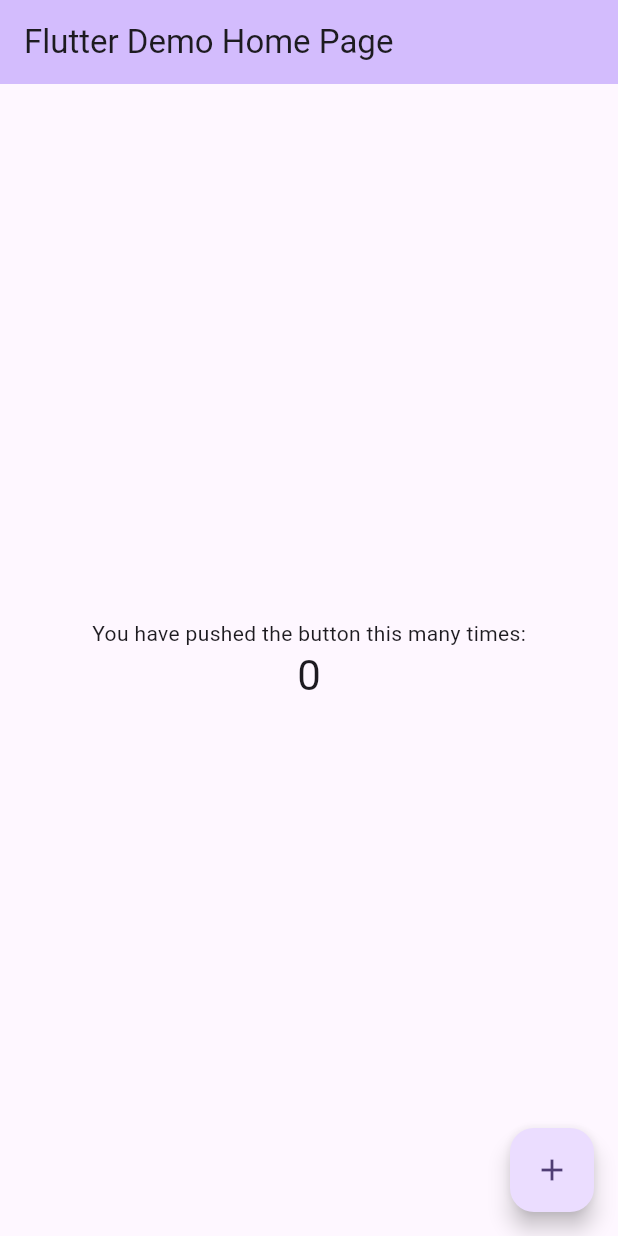
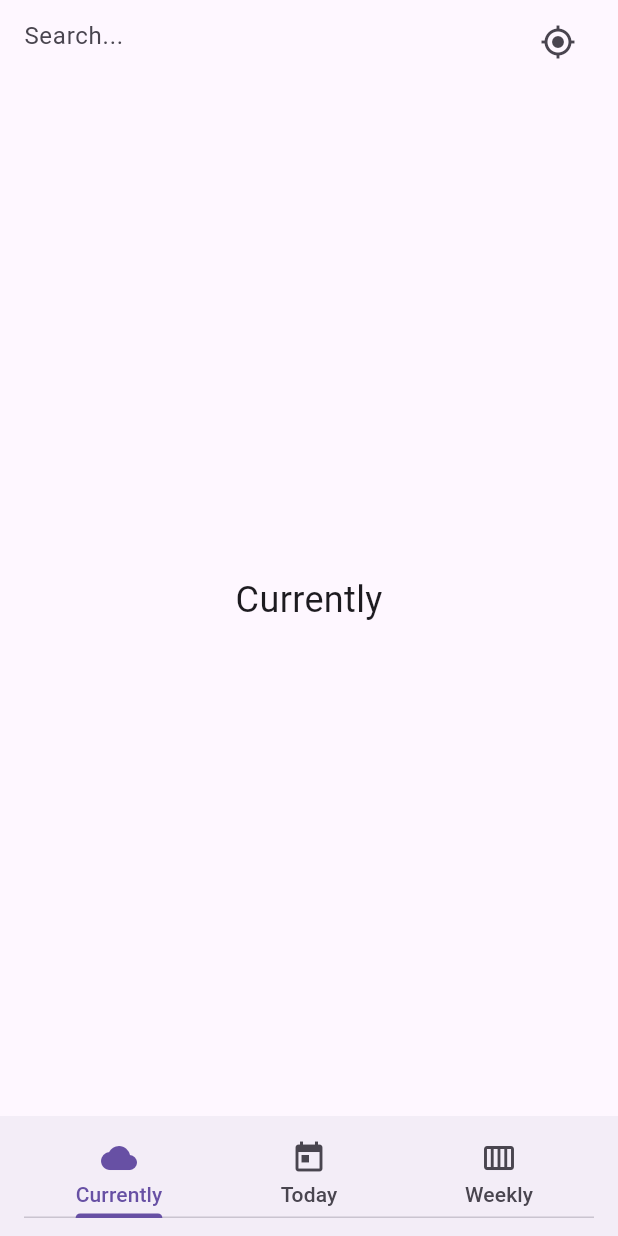
Before and after one commit to Krcdb/mobile, a Flutter app: the screen it shows after launch, on a phone screen of 412 x 824 dp. Run offline on Flutter 3.47's test engine with Material 3 defaults, Android fonts, the phone set to English and light mode, and no system bars; missing offline and left inert: function_tree.

Commit message:
feat: d01 done

```diff
--- a/mobileModule01/weather_app/lib/main.dart
+++ b/mobileModule01/weather_app/lib/main.dart
@@ -1,38 +1,55 @@
 import 'package:flutter/material.dart';
 
 void main() {
-  runApp(const MyApp());
+  runApp(const WeatherApp());
 }
 
-class MyApp extends StatelessWidget {
-  const MyApp({super.key});
+class WeatherApp extends StatelessWidget {
+  const WeatherApp({super.key});
 
   @override
   Widget build(BuildContext context) {
     return MaterialApp(
-      title: 'Flutter Demo',
-      theme: ThemeData(
-        colorScheme: ColorScheme.fromSeed(seedColor: Colors.deepPurple),
-      ),
-      home: const MyHomePage(title: 'Flutter Demo Home Page'),
+      debugShowCheckedModeBanner: false,
+      home: const HomeScreen(),
     );
   }
 }
 
-class MyHomePage extends StatefulWidget {
-  const MyHomePage({super.key, required this.title});
-
-  final String title;
+class HomeScreen extends StatefulWidget {
+  const HomeScreen({super.key});
 
   @override
-  State<MyHomePage> createState() => _MyHomePageState();
+  _HomeScreenState createState() => _HomeScreenState();
 }
 
-class _MyHomePageState extends State<MyHomePage> {
-  int _counter = 0;
+class _HomeScreenState extends State<HomeScreen> with SingleTickerProviderStateMixin {
+  late TabController _tabController;
+  //int _selectedIndex = 0;
+  String _searchText = "";
 
-  void _incrementCounter() {
+  @override
+  void initState() {
+    super.initState();
+    _tabController = TabController(length: 3, vsync: this);
+  }
+
+  void _onTabSelected(int index) {
     setState(() {
+      //_selectedIndex = index;
+      _tabController.index = index;
+    });
+  }
+
+  void _updateText(String text) {
+    setState(() {
+      _searchText = text.isEmpty ? "" : " - $text";
+    });
+  }
+
+  void _useGeolocation() {
+    setState(() {
+      _searchText = " - Geolocation";
     });
   }
 
@@ -40,26 +57,37 @@ class _MyHomePageState extends State<MyHomePage> {
   Widget build(BuildContext context) {
     return Scaffold(
       appBar: AppBar(
-        backgroundColor: Theme.of(context).colorScheme.inversePrimary,
-        title: Text(widget.title),
+        title: TextField(
+          decoration: InputDecoration(
+            hintText: 'Search...',
+            border: InputBorder.none,
+            suffixIcon: IconButton(
+              icon: const Icon(Icons.my_location),
+              onPressed: _useGeolocation,
+            ),
+          ),
+          onChanged: _updateText,
+        ),
       ),
-      body: Center(
-        child: Column(
-          mainAxisAlignment: MainAxisAlignment.center,
-          children: <Widget>[
-            const Text('You have pushed the button this many times:'),
-            Text(
-              '$_counter',
-              style: Theme.of(context).textTheme.headlineMedium,
-            ),
+      body: TabBarView(
+        controller: _tabController,
+        children: [
+          Center(child: Text("Currently$_searchText", style: const TextStyle(fontSize: 24))),
+          Center(child: Text("Today$_searchText", style: const TextStyle(fontSize: 24))),
+          Center(child: Text("Weekly$_searchText", style: const TextStyle(fontSize: 24))),
+        ],
+      ),
+      bottomNavigationBar: BottomAppBar(
+        child: TabBar(
+          controller: _tabController,
+          onTap: _onTabSelected,
+          tabs: const [
+            Tab(icon: Icon(Icons.cloud), text: 'Currently'),
+            Tab(icon: Icon(Icons.today), text: 'Today'),
+            Tab(icon: Icon(Icons.calendar_view_week), text: 'Weekly'),
           ],
         ),
       ),
-      floatingActionButton: FloatingActionButton(
-        onPressed: _incrementCounter,
-        tooltip: 'Increment',
-        child: const Icon(Icons.add),
-      ), // This trailing comma makes auto-formatting nicer for build methods.
     );
   }
 }
```
